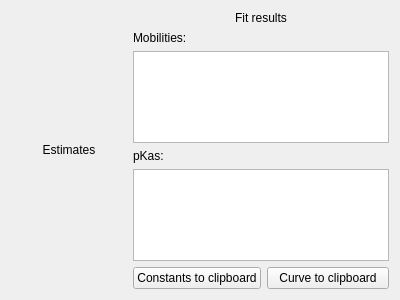
Above: src/ui/analytedatawidget.ui from echmet/AnglerFish before the change. Below: the same form after it.
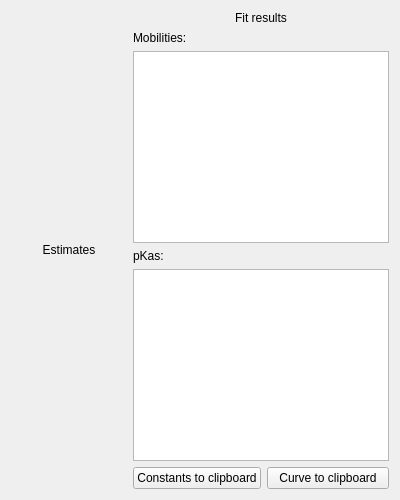
That is the form after the change.

What changed in the file:
```diff
--- a/src/ui/analytedatawidget.ui
+++ b/src/ui/analytedatawidget.ui
@@ -39,6 +39,9 @@
    </item>
    <item>
     <layout class="QVBoxLayout" name="qvlay_results">
+     <property name="sizeConstraint">
+      <enum>QLayout::SetMinimumSize</enum>
+     </property>
      <item>
       <widget class="QLabel" name="ql_resultsCaption">
        <property name="text">
@@ -59,7 +62,7 @@
      <item>
       <widget class="QTableView" name="qtbv_fittedMobilities">
        <property name="sizePolicy">
-        <sizepolicy hsizetype="Minimum" vsizetype="Expanding">
+        <sizepolicy hsizetype="Minimum" vsizetype="MinimumExpanding">
          <horstretch>0</horstretch>
          <verstretch>0</verstretch>
         </sizepolicy>
@@ -76,7 +79,7 @@
      <item>
       <widget class="QTableView" name="qtbv_fittedpKas">
        <property name="sizePolicy">
-        <sizepolicy hsizetype="Minimum" vsizetype="Expanding">
+        <sizepolicy hsizetype="Minimum" vsizetype="MinimumExpanding">
          <horstretch>0</horstretch>
          <verstretch>0</verstretch>
         </sizepolicy>
@@ -84,7 +87,10 @@
       </widget>
      </item>
      <item>
-      <layout class="QHBoxLayout" name="horizontalLayout_2">
+      <layout class="QHBoxLayout" name="qhlay_controls">
+       <property name="sizeConstraint">
+        <enum>QLayout::SetMinimumSize</enum>
+       </property>
        <item>
         <widget class="QPushButton" name="qpb_resultsToClipboard">
          <property name="sizePolicy">
```
Left out of the diff: 6 changed lines with no effect on the pictures.
